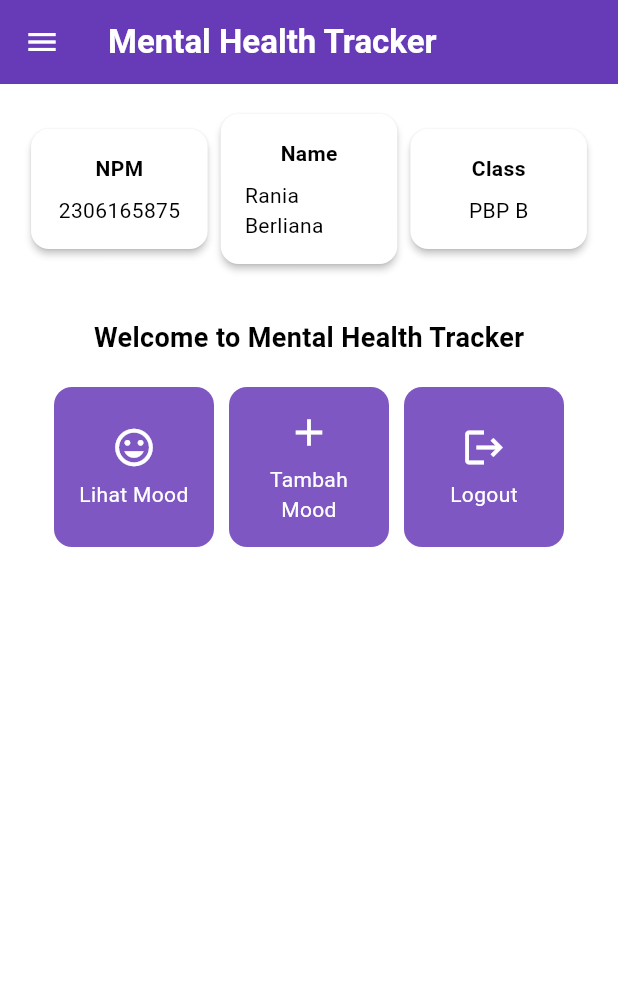
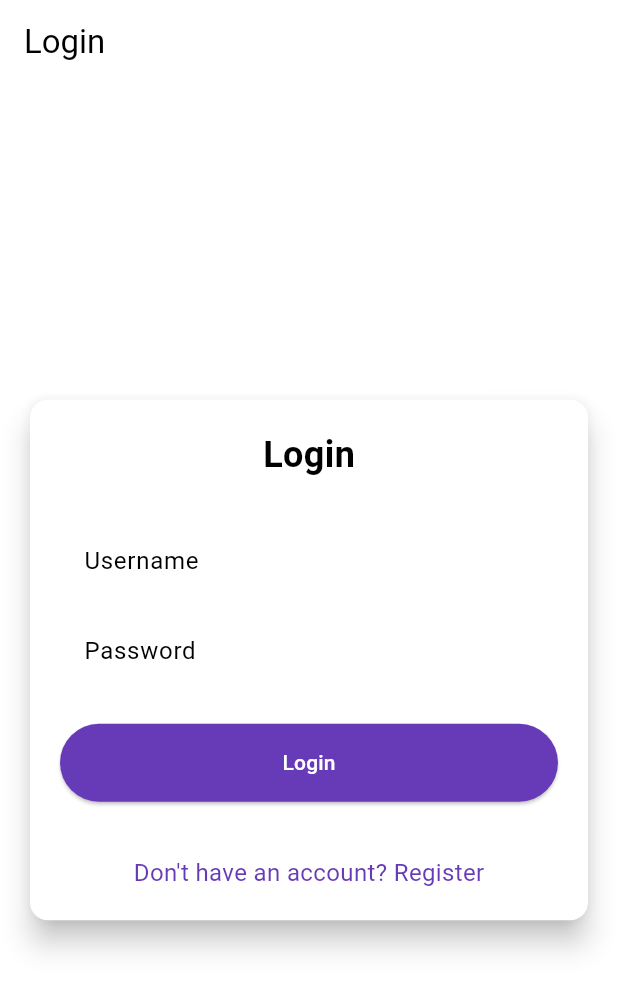
Before and after one commit to bberliana/mental-health-tracker-mobile, a Flutter app: the screen it shows after launch, on a phone screen of 412 x 824 dp. Shown: the top 991 px of the screen. Run offline on Flutter 3.47's test engine with Material 3 defaults, Android fonts, the phone set to English and light mode, and no system bars; missing offline and left inert: pbp_django_auth.

Commit message:
finish tutorial 8

```diff
--- a/lib/main.dart
+++ b/lib/main.dart
@@ -1,5 +1,7 @@
 import 'package:flutter/material.dart';
-import 'package:mental_health_tracker/screens/menu.dart';
+import 'package:pbp_django_auth/pbp_django_auth.dart';
+import 'package:mental_health_tracker/screens/login.dart';
+import 'package:provider/provider.dart';
 
 void main() {
   runApp(const MyApp());
@@ -8,33 +10,23 @@ void main() {
 class MyApp extends StatelessWidget {
   const MyApp({super.key});
 
-  // This widget is the root of your application.
   @override
   Widget build(BuildContext context) {
-    return MaterialApp(
-      title: 'Flutter Demo',
-      theme: ThemeData(
-        // This is the theme of your application.
-        //
-        // TRY THIS: Try running your application with "flutter run". You'll see
-        // the application has a purple toolbar. Then, without quitting the app,
-        // try changing the seedColor in the colorScheme below to Colors.green
-        // and then invoke "hot reload" (save your changes or press the "hot
-        // reload" button in a Flutter-supported IDE, or press "r" if you used
-        // the command line to start the app).
-        //
-        // Notice that the counter didn't reset back to zero; the application
-        // state is not lost during the reload. To reset the state, use hot
-        // restart instead.
-        //
-        // This works for code too, not just values: Most code changes can be
-        // tested with just a hot reload.
-        colorScheme: ColorScheme.fromSwatch(
-              primarySwatch: Colors.deepPurple,
-        ).copyWith(secondary: Colors.deepPurple[400]),
-        useMaterial3: true,
+    return Provider(
+      create: (_) {
+        CookieRequest request = CookieRequest();
+        return request;
+      },
+      child: MaterialApp(
+        title: 'Mental Health Tracker',
+        theme: ThemeData(
+          useMaterial3: true,
+          colorScheme: ColorScheme.fromSwatch(
+            primarySwatch: Colors.deepPurple,
+          ).copyWith(secondary: Colors.deepPurple[400]),
+        ),
+        home: const LoginPage(),
       ),
-      home: MyHomePage(),
     );
   }
 }
--- /dev/null
+++ b/lib/screens/login.dart
@@ -0,0 +1,181 @@
+import 'package:mental_health_tracker/screens/menu.dart';
+import 'package:flutter/material.dart';
+import 'package:pbp_django_auth/pbp_django_auth.dart';
+import 'package:provider/provider.dart';
+import 'package:mental_health_tracker/screens/register.dart';
+
+void main() {
+  runApp(const LoginApp());
+}
+
+class LoginApp extends StatelessWidget {
+  const LoginApp({super.key});
+
+  @override
+  Widget build(BuildContext context) {
+    return MaterialApp(
+      title: 'Login',
+      theme: ThemeData(
+        useMaterial3: true,
+        colorScheme: ColorScheme.fromSwatch(
+          primarySwatch: Colors.deepPurple,
+        ).copyWith(secondary: Colors.deepPurple[400]),
+      ),
+      home: const LoginPage(),
+    );
+  }
+}
+
+class LoginPage extends StatefulWidget {
+  const LoginPage({super.key});
+
+  @override
+  State<LoginPage> createState() => _LoginPageState();
+}
+
+class _LoginPageState extends State<LoginPage> {
+  final TextEditingController _usernameController = TextEditingController();
+  final TextEditingController _passwordController = TextEditingController();
+
+  @override
+  Widget build(BuildContext context) {
+    final request = context.watch<CookieRequest>();
+
+    return Scaffold(
+      appBar: AppBar(
+        title: const Text('Login'),
+      ),
+      body: Center(
+        child: SingleChildScrollView(
+          padding: const EdgeInsets.all(16.0),
+          child: Card(
+            elevation: 8,
+            shape: RoundedRectangleBorder(
+              borderRadius: BorderRadius.circular(12.0),
+            ),
+            child: Padding(
+              padding: const EdgeInsets.all(20.0),
+              child: Column(
+                mainAxisSize: MainAxisSize.min,
+                children: [
+                  const Text(
+                    'Login',
+                    style: TextStyle(
+                      fontSize: 24.0,
+                      fontWeight: FontWeight.bold,
+                    ),
+                  ),
+                  const SizedBox(height: 30.0),
+                  TextField(
+                    controller: _usernameController,
+                    decoration: const InputDecoration(
+                      labelText: 'Username',
+                      hintText: 'Enter your username',
+                      border: OutlineInputBorder(
+                        borderRadius: BorderRadius.all(Radius.circular(12.0)),
+                      ),
+                      contentPadding:
+                          EdgeInsets.symmetric(horizontal: 12.0, vertical: 8.0),
+                    ),
+                  ),
+                  const SizedBox(height: 12.0),
+                  TextField(
+                    controller: _passwordController,
+                    decoration: const InputDecoration(
+                      labelText: 'Password',
+                      hintText: 'Enter your password',
+                      border: OutlineInputBorder(
+                        borderRadius: BorderRadius.all(Radius.circular(12.0)),
+                      ),
+                      contentPadding:
+                          EdgeInsets.symmetric(horizontal: 12.0, vertical: 8.0),
+                    ),
+                    obscureText: true,
+                  ),
+                  const SizedBox(height: 24.0),
+                  ElevatedButton(
+                    onPressed: () async {
+                      String username = _usernameController.text;
+                      String password = _passwordController.text;
+
+                      // Cek kredensial
+                      // TODO: Ganti URL dan jangan lupa tambahkan trailing slash (/) di akhir URL!
+                      // Untuk menyambungkan Android emulator dengan Django pada localhost,
+                      // gunakan URL http://10.0.2.2/
+                      final response = await request
+                          .login("http://127.0.0.1:8000/auth/login/", {
+                        'username': username,
+                        'password': password,
+                      });
+
+                      if (request.loggedIn) {
+                        String message = response['message'];
+                        String uname = response['username'];
+                        if (context.mounted) {
+                          Navigator.pushReplacement(
+                            context,
+                            MaterialPageRoute(
+                                builder: (context) => MyHomePage()),
+                          );
+                          ScaffoldMessenger.of(context)
+                            ..hideCurrentSnackBar()
+                            ..showSnackBar(
+                              SnackBar(
+                                  content:
+                                      Text("$message Selamat datang, $uname.")),
+                            );
+                        }
+                      } else {
+                        if (context.mounted) {
+                          showDialog(
+                            context: context,
+                            builder: (context) => AlertDialog(
+                              title: const Text('Login Gagal'),
+                              content: Text(response['message']),
+                              actions: [
+                                TextButton(
+                                  child: const Text('OK'),
+                                  onPressed: () {
+                                    Navigator.pop(context);
+                                  },
+                                ),
+                              ],
+                            ),
+                          );
+                        }
+                      }
+                    },
+                    style: ElevatedButton.styleFrom(
+                      foregroundColor: Colors.white,
+                      minimumSize: Size(double.infinity, 50),
+                      backgroundColor: Theme.of(context).colorScheme.primary,
+                      padding: const EdgeInsets.symmetric(vertical: 16.0),
+                    ),
+                    child: const Text('Login'),
+                  ),
+                  const SizedBox(height: 36.0),
+                  GestureDetector(
+                    onTap: () {
+                      Navigator.push(
+                        context,
+                        MaterialPageRoute(
+                            builder: (context) => const RegisterPage()),
+                      );
+                    },
+                    child: Text(
+                      'Don\'t have an account? Register',
+                      style: TextStyle(
+                        color: Theme.of(context).colorScheme.primary,
+                        fontSize: 16.0,
+                      ),
+                    ),
+                  ),
+                ],
+              ),
+            ),
+          ),
+        ),
+      ),
+    );
+  }
+}
--- a/pubspec.yaml
+++ b/pubspec.yaml
@@ -35,6 +35,9 @@ dependencies:
   # The following adds the Cupertino Icons font to your application.
   # Use with the CupertinoIcons class for iOS style icons.
   cupertino_icons: ^1.0.8
+  provider: ^6.1.2
+  pbp_django_auth: ^0.4.0
+  http: ^1.2.2
 
 dev_dependencies:
   flutter_test:
```
Also changed, not shown: lib/models/mood_entry.dart (added, +65 -0 lines), lib/screens/list_moodentry.dart (added, +90 -0 lines), lib/screens/moodentry_form.dart (+38 -29 lines), lib/screens/register.dart (added, +166 -0 lines), lib/widgets/left_drawer.dart (+12 -0 lines), lib/widgets/mood_card.dart (+37 -1 lines), pubspec.lock, 2 other files.
